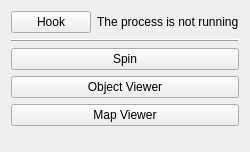
The window that MainWindow.ui (Goldfire711/sms-tools) describes before a commit, drawn with Qt 5.
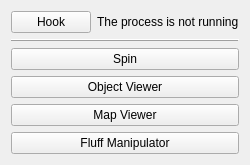
The same window after the commit.

Commit message: Port FluffManipulator from old program

The edit to the form file:
```diff
--- a/MainWindow.ui
+++ b/MainWindow.ui
@@ -6,7 +6,7 @@
    <rect>
     <x>0</x>
     <y>0</y>
-    <width>230</width>
+    <width>235</width>
     <height>152</height>
    </rect>
   </property>
@@ -97,6 +97,13 @@
       </property>
      </widget>
     </item>
+    <item>
+     <widget class="QPushButton" name="button_widget_fluff_manipulator">
+      <property name="text">
+       <string>Fluff Manipulator</string>
+      </property>
+     </widget>
+    </item>
     <item>
      <spacer name="verticalSpacer">
       <property name="orientation">
```
The commit also changes 14 other files.
